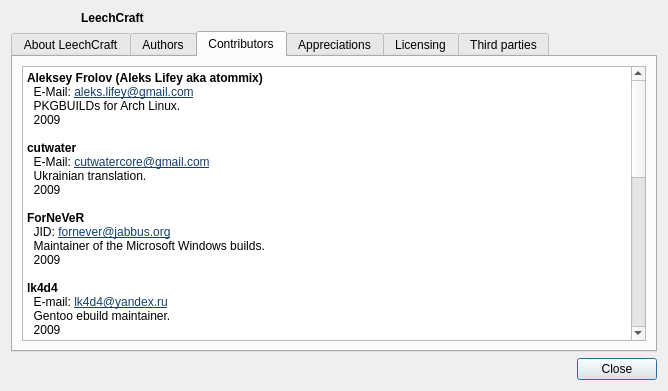
Before: the Qt Designer form src/aboutdialog.ui in 0xd34df00d/leechcraft, drawn with Qt 5.
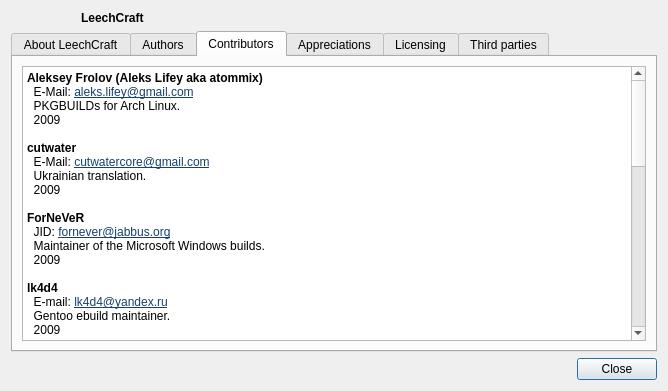
After: the same form once the commit is applied. The open tabs and pages were chosen to show the change. Icons and pictures are not drawn.

The edit to the form file:
```diff
--- a/src/aboutdialog.ui
+++ b/src/aboutdialog.ui
@@ -135,7 +135,7 @@
        <item>
         <widget class="QTextBrowser" name="textBrowser_3">
          <property name="html">
-          <string>&lt;!DOCTYPE HTML PUBLIC &quot;-//W3C//DTD HTML 4.0//EN&quot; &quot;http://www.w3.org/TR/REC-html40/strict.dtd&quot;&gt;
+          <string notr="true">&lt;!DOCTYPE HTML PUBLIC &quot;-//W3C//DTD HTML 4.0//EN&quot; &quot;http://www.w3.org/TR/REC-html40/strict.dtd&quot;&gt;
 &lt;html&gt;&lt;head&gt;&lt;meta name=&quot;qrichtext&quot; content=&quot;1&quot; /&gt;&lt;style type=&quot;text/css&quot;&gt;
 p, li { white-space: pre-wrap; }
 &lt;/style&gt;&lt;/head&gt;&lt;body style=&quot; font-family:'DejaVu Sans'; font-size:9pt; font-weight:400; font-style:normal;&quot;&gt;
@@ -164,15 +164,21 @@
 &lt;p style=&quot; margin-top:0px; margin-bottom:0px; margin-left:0px; margin-right:0px; -qt-block-indent:0; text-indent:0px;&quot;&gt;  OpenSUSE package maintainer.&lt;/p&gt;
 &lt;p style=&quot; margin-top:0px; margin-bottom:0px; margin-left:0px; margin-right:0px; -qt-block-indent:0; text-indent:0px;&quot;&gt;  2009&lt;/p&gt;
 &lt;p style=&quot;-qt-paragraph-type:empty; margin-top:0px; margin-bottom:0px; margin-left:0px; margin-right:0px; -qt-block-indent:0; text-indent:0px;&quot;&gt;&lt;/p&gt;
+&lt;p style=&quot; margin-top:0px; margin-bottom:0px; margin-left:0px; margin-right:0px; -qt-block-indent:0; text-indent:0px;&quot;&gt;&lt;span style=&quot; font-weight:600;&quot;&gt;PanteR&lt;/span&gt;&lt;/p&gt;
+&lt;p style=&quot; margin-top:0px; margin-bottom:0px; margin-left:0px; margin-right:0px; -qt-block-indent:0; text-indent:0px;&quot;&gt;  E-mail: &lt;a href=&quot;mailto:panter.dsd@gmail.com&quot;&gt;&lt;span style=&quot; text-decoration: underline; color:#3c7081;&quot;&gt;panter.dsd@gmail.com&lt;/span&gt;&lt;/a&gt;&lt;/p&gt;
+&lt;p style=&quot; margin-top:0px; margin-bottom:0px; margin-left:0px; margin-right:0px; -qt-block-indent:0; text-indent:0px;&quot;&gt;  JID: &lt;a href=&quot;xmpp:panter_dsd@jabber.ru&quot;&gt;&lt;span style=&quot; text-decoration: underline; color:#3c7081;&quot;&gt;panter_dsd@jabber.ru&lt;/span&gt;&lt;/a&gt;&lt;/p&gt;
+&lt;p style=&quot; margin-top:0px; margin-bottom:0px; margin-left:0px; margin-right:0px; -qt-block-indent:0; text-indent:0px;&quot;&gt;  Testing and patches.&lt;/p&gt;
+&lt;p style=&quot; margin-top:0px; margin-bottom:0px; margin-left:0px; margin-right:0px; -qt-block-indent:0; text-indent:0px;&quot;&gt;  2009-2010&lt;/p&gt;
+&lt;p style=&quot;-qt-paragraph-type:empty; margin-top:0px; margin-bottom:0px; margin-left:0px; margin-right:0px; -qt-block-indent:0; text-indent:0px;&quot;&gt;&lt;/p&gt;
 &lt;p style=&quot; margin-top:0px; margin-bottom:0px; margin-left:0px; margin-right:0px; -qt-block-indent:0; text-indent:0px;&quot;&gt;&lt;span style=&quot; font-weight:600;&quot;&gt;Pevzi&lt;/span&gt;&lt;/p&gt;
 &lt;p style=&quot; margin-top:0px; margin-bottom:0px; margin-left:0px; margin-right:0px; -qt-block-indent:0; text-indent:0px;&quot;&gt;  E-mail: &lt;a href=&quot;mailto:pevzi23@gmail.com&quot;&gt;&lt;span style=&quot; text-decoration: underline; color:#154071;&quot;&gt;pevzi23@gmail.com&lt;/span&gt;&lt;/a&gt;&lt;/p&gt;
 &lt;p style=&quot; margin-top:0px; margin-bottom:0px; margin-left:0px; margin-right:0px; -qt-block-indent:0; text-indent:0px;&quot;&gt;  Graphics designer.&lt;/p&gt;
-&lt;p style=&quot; margin-top:0px; margin-bottom:0px; margin-left:0px; margin-right:0px; -qt-block-indent:0; text-indent:0px;&quot;&gt;  2009&lt;/p&gt;
+&lt;p style=&quot; margin-top:0px; margin-bottom:0px; margin-left:0px; margin-right:0px; -qt-block-indent:0; text-indent:0px;&quot;&gt;  2009-2010&lt;/p&gt;
 &lt;p style=&quot;-qt-paragraph-type:empty; margin-top:0px; margin-bottom:0px; margin-left:0px; margin-right:0px; -qt-block-indent:0; text-indent:0px;&quot;&gt;&lt;/p&gt;
 &lt;p style=&quot; margin-top:0px; margin-bottom:0px; margin-left:0px; margin-right:0px; -qt-block-indent:0; text-indent:0px;&quot;&gt;&lt;span style=&quot; font-weight:600;&quot;&gt;Phóéñíx&lt;/span&gt;&lt;/p&gt;
 &lt;p style=&quot; margin-top:0px; margin-bottom:0px; margin-left:0px; margin-right:0px; -qt-block-indent:0; text-indent:0px;&quot;&gt;  JID: &lt;a href=&quot;xmpp:nounou@jabber.ru&quot;&gt;&lt;span style=&quot; text-decoration: underline; color:#154071;&quot;&gt;nounou@jabber.ru&lt;/span&gt;&lt;/a&gt;&lt;/p&gt;
 &lt;p style=&quot; margin-top:0px; margin-bottom:0px; margin-left:0px; margin-right:0px; -qt-block-indent:0; text-indent:0px;&quot;&gt;  Arabic translation.&lt;/p&gt;
-&lt;p style=&quot; margin-top:0px; margin-bottom:0px; margin-left:0px; margin-right:0px; -qt-block-indent:0; text-indent:0px;&quot;&gt;  2009&lt;/p&gt;
+&lt;p style=&quot; margin-top:0px; margin-bottom:0px; margin-left:0px; margin-right:0px; -qt-block-indent:0; text-indent:0px;&quot;&gt;  2009-2010&lt;/p&gt;
 &lt;p style=&quot;-qt-paragraph-type:empty; margin-top:0px; margin-bottom:0px; margin-left:0px; margin-right:0px; -qt-block-indent:0; text-indent:0px;&quot;&gt;&lt;/p&gt;
 &lt;p style=&quot; margin-top:0px; margin-bottom:0px; margin-left:0px; margin-right:0px; -qt-block-indent:0; text-indent:0px;&quot;&gt;&lt;span style=&quot; font-weight:600;&quot;&gt;saksa&lt;/span&gt;&lt;/p&gt;
 &lt;p style=&quot; margin-top:0px; margin-bottom:0px; margin-left:0px; margin-right:0px; -qt-block-indent:0; text-indent:0px;&quot;&gt;  E-mail: &lt;a href=&quot;mailto:saksa.larissen@gmail.com&quot;&gt;&lt;span style=&quot; text-decoration: underline; color:#154071;&quot;&gt;saksa.larissen@gmail.com&lt;/span&gt;&lt;/a&gt;&lt;/p&gt;
```
Left out of the diff: 16 changed lines with no effect on the pictures.
